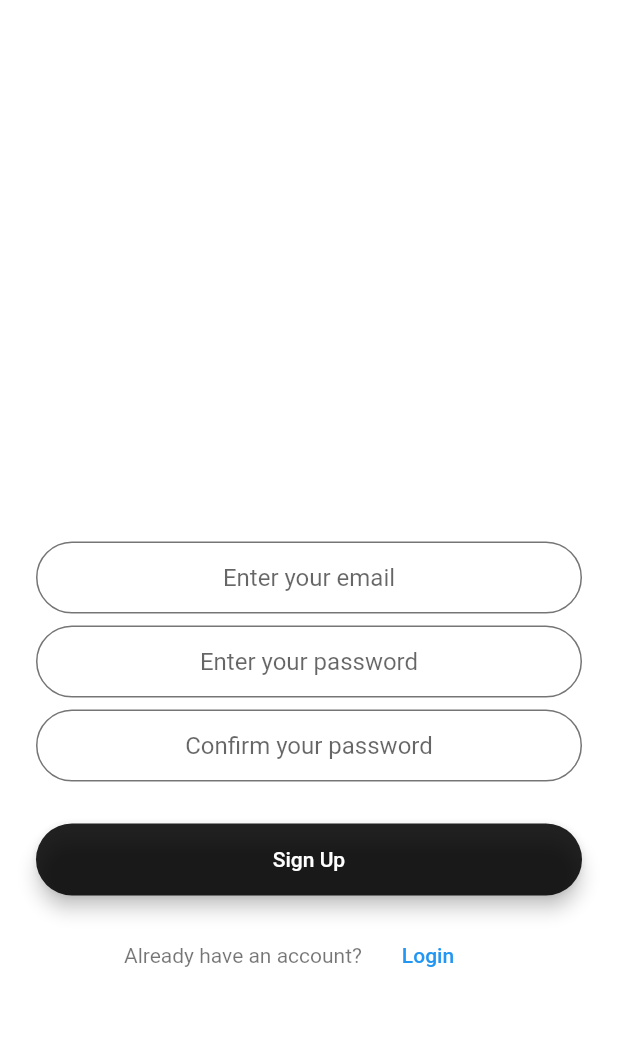
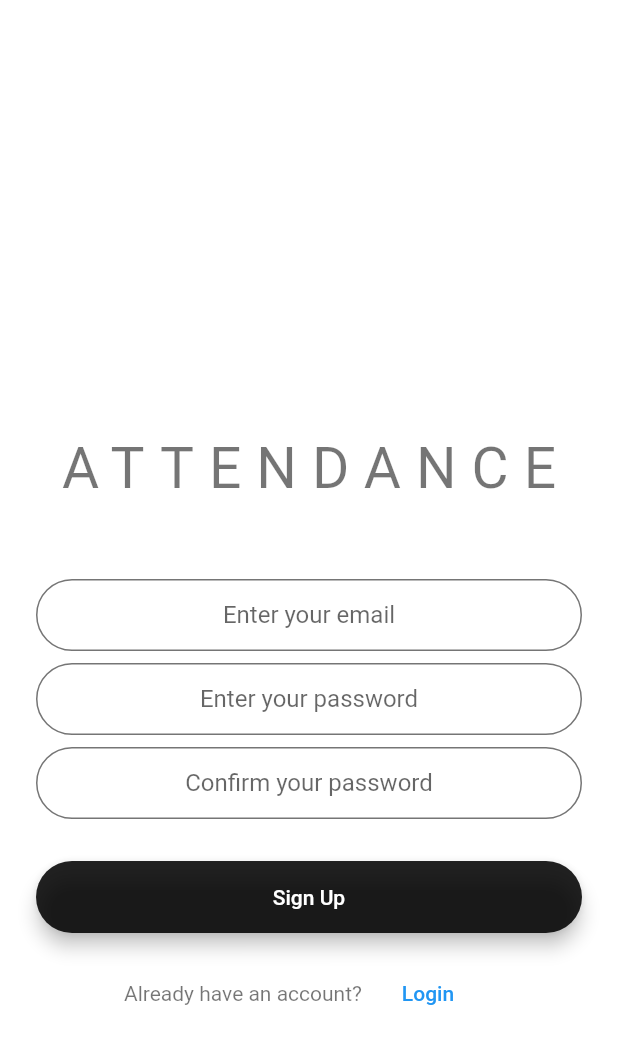
Before and after one commit to Jithin-A-P/attendance, a Flutter app: the screen it shows after launch, after a tap on "Register", on a phone screen of 412 x 824 dp. Shown: the top 1044 px of the screen. Run offline on Flutter 3.47's test engine with Material 2 defaults, Android fonts, the phone set to English and light mode, and no system bars; our stand-ins replace cloud_firestore, firebase_auth, firebase_core, modal_progress_hud; accounts and stored records are empty.

Commit message:
Added Logo at Login and Reg screen

```diff
--- a/lib/screens/login_screen.dart
+++ b/lib/screens/login_screen.dart
@@ -37,7 +37,17 @@ class _LoginScreenState extends State<LoginScreen> {
             crossAxisAlignment: CrossAxisAlignment.stretch,
             children: <Widget>[
               Container(
+                alignment: Alignment.center,
                 height: 200.0,
+                padding: EdgeInsets.only(top: 150),
+                child: Text(
+                  'ATTENDANCE',
+                  style: TextStyle(
+                    color: Colors.black54,
+                    fontSize: 38,
+                    letterSpacing: 10.0,
+                  ),
+                ),
               ),
               SizedBox(
                 height: 48.0,
--- a/lib/screens/registration_screen.dart
+++ b/lib/screens/registration_screen.dart
@@ -42,7 +42,17 @@ class _RegistrationScreenState extends State<RegistrationScreen> {
             crossAxisAlignment: CrossAxisAlignment.stretch,
             children: <Widget>[
               Container(
-                height: 150.0,
+                alignment: Alignment.center,
+                height: 200.0,
+                padding: EdgeInsets.only(top: 150),
+                child: Text(
+                  'ATTENDANCE',
+                  style: TextStyle(
+                    color: Colors.black54,
+                    fontSize: 38,
+                    letterSpacing: 10.0,
+                  ),
+                ),
               ),
               SizedBox(
                 height: 48.0,
```
